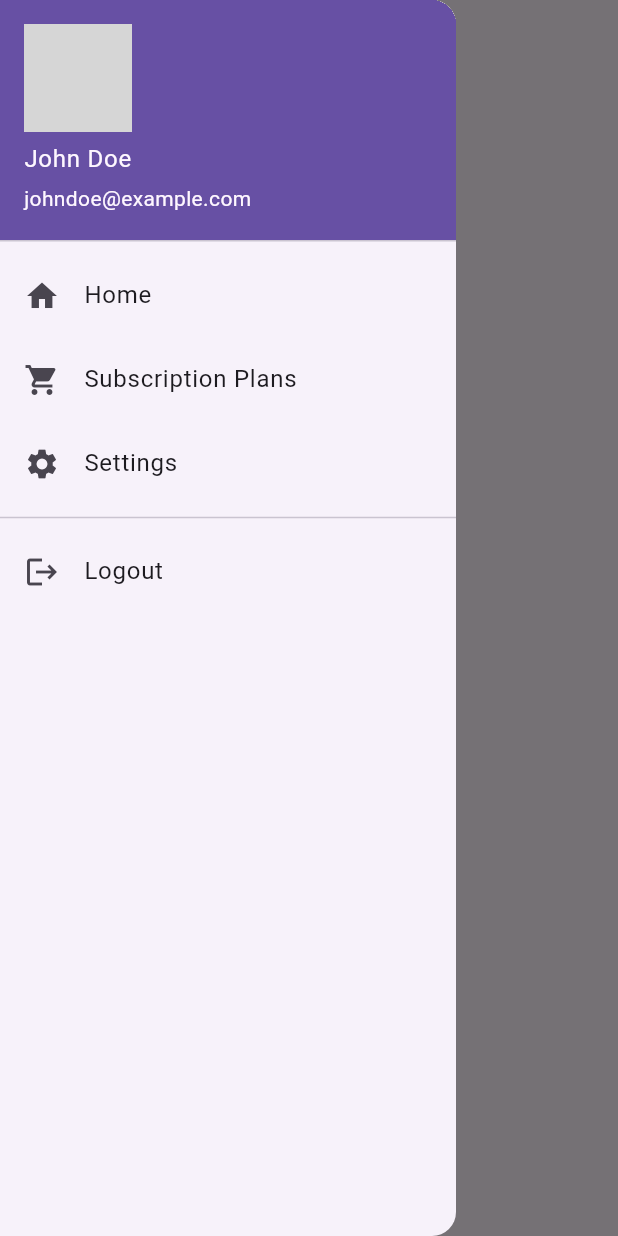
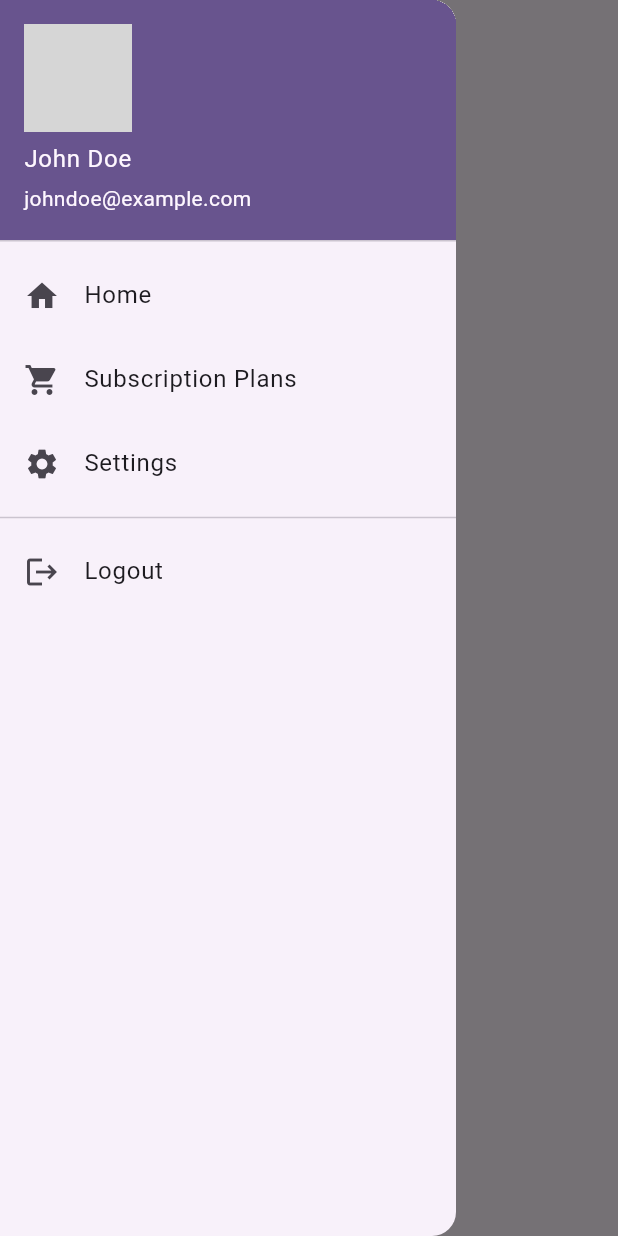
Before and after one commit to vprabhu1771/flutter_laravel_milk_subscription, a Flutter app: the screen it shows after launch, with the side drawer open, on a phone screen of 412 x 824 dp. Run offline on Flutter 3.47's test engine with Material 3 defaults, Android fonts, the phone set to English and light mode, and no system bars; our stand-ins replace shared_preferences; grey boxes are pictures that could not be loaded.

Commit message:
dark light theme fixed

```diff
--- a/lib/main.dart
+++ b/lib/main.dart
@@ -1,5 +1,8 @@
 import 'package:flutter/material.dart';
 import 'package:flutter_laravel_milk_subscription/screens/SplashScreen.dart';
+import 'package:flutter_laravel_milk_subscription/services/UiProvider.dart';
+import 'package:flutter_laravel_milk_subscription/screens/SettingScreen.dart';
+import 'package:provider/provider.dart';
 
 void main() {
 
@@ -14,9 +17,33 @@ class MyApp extends StatelessWidget {
   // This widget is the root of your application.
   @override
   Widget build(BuildContext context) {
-    return MaterialApp(
-      debugShowCheckedModeBanner: false,
-      home: SplashScreen(),
+    return ChangeNotifierProvider(
+      create: (BuildContext context)=>UiProvider()..init(),
+      child: Consumer<UiProvider>(
+        builder: (context, UiProvider notifier, child) {
+          return MaterialApp(
+
+            debugShowCheckedModeBanner: false,
+
+            title: 'Dark Theme',
+            //By default theme setting, you can also set system
+            // when your mobile theme is dark the app also become dark
+
+            themeMode: notifier.isDark ? ThemeMode.dark : ThemeMode.light,
+
+            //Our custom theme applied
+            darkTheme: notifier.isDark ? notifier.darkTheme : notifier.lightTheme,
+
+            theme: ThemeData(
+              colorScheme: ColorScheme.fromSeed(seedColor: Colors.deepPurple),
+              useMaterial3: true,
+            ),
+
+            home: SplashScreen(),
+
+          );
+        },
+      ),
     );
   }
 }
```
